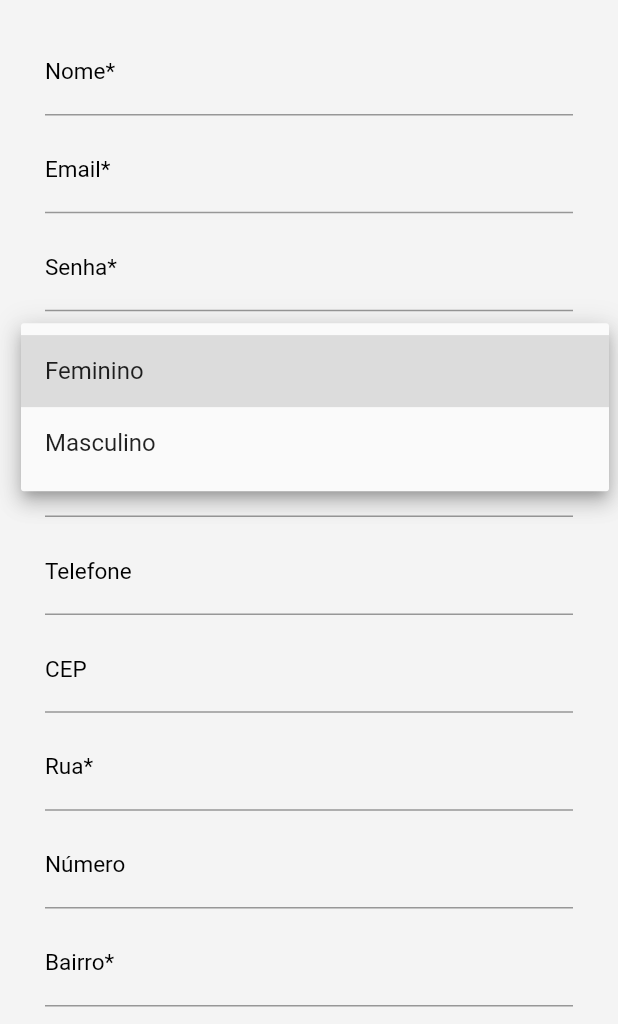
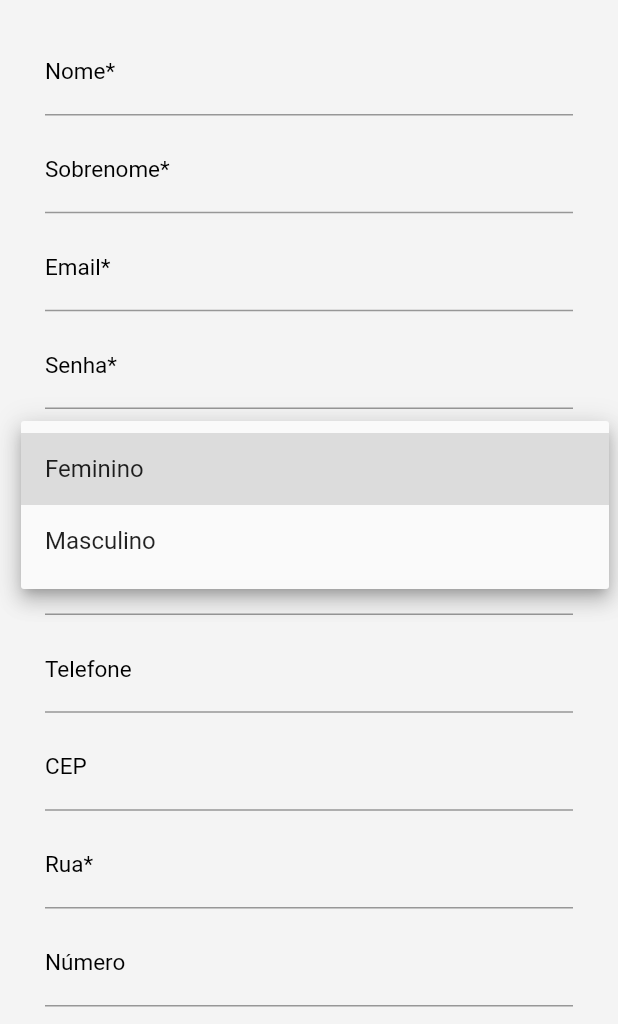
Before and after one commit to marianaalucena/ClubeWinx_frontend, a Flutter app: the RegisterPage screen opened directly, after a tap on "Gênero", on a phone screen of 412 x 824 dp, the part 212-1236 px from its top. Run offline on Flutter 3.47's test engine with Material 2 defaults, Android fonts, the phone set to English and light mode, and no system bars; our stand-ins replace image_picker, sqflite; accounts and stored records are empty.

```diff
--- a/homemate/lib/RegisterPage.dart
+++ b/homemate/lib/RegisterPage.dart
@@ -86,7 +86,7 @@ class _RegisterPageState extends State<RegisterPage> {
   }
 
   String _validatePhoneNumber(String phoneNumber) {
-    Pattern phoneNumberPattern = r'(^(\d{2}|\d{0})[-. ]?(\d{5}|\d{4})[-. ]?(\d{4})$)';
+    Pattern phoneNumberPattern = r'(^(\d{3}|\d{2}|\d{0})(\d{5})(\d{4})$)';
     RegExp regex = new RegExp(phoneNumberPattern);
     String validateMessage;
 
@@ -97,12 +97,12 @@ class _RegisterPageState extends State<RegisterPage> {
     return validateMessage;
   }
 
-  String _validateCep(String cep) {
-    Pattern cepPattern = r'^(\d{5})[-](\d{3})$';
-    RegExp regex = new RegExp(cepPattern);
+  String _validateZipCode(String zipCode) {
+    Pattern zipCodePattern = r'^(\d{5})[-](\d{3})$';
+    RegExp regex = new RegExp(zipCodePattern);
     String validateMessage;
 
-    if(cep.length > 0 && !regex.hasMatch(cep)) {
+    if(zipCode.length > 0 && !regex.hasMatch(zipCode)) {
       validateMessage = "Valor inválido.";
     }
 
@@ -316,6 +316,19 @@ class _RegisterPageState extends State<RegisterPage> {
         Padding(
           padding: const EdgeInsets.only(bottom: 8.0),
           child: TextFormField(
+            validator: _validateName,
+            onSaved: (value) {
+              _userInformation['lastName'] = value;
+            },
+            autofocus: true,
+            keyboardType: TextInputType.text,
+            style: TextStyle(color: Color.fromRGBO(105, 131, 170, 2), fontSize: 15),
+            decoration: InputDecoration(labelText: "Sobrenome*", labelStyle: TextStyle(color: Colors.black),),
+          ),
+        ),
+        Padding(
+          padding: const EdgeInsets.only(bottom: 8.0),
+          child: TextFormField(
             validator: _validateEmail,
             onSaved: (value) {
               _userInformation['email'] = value;
@@ -388,15 +401,18 @@ class _RegisterPageState extends State<RegisterPage> {
             autofocus: true,
             keyboardType: TextInputType.phone,
             style: TextStyle(color: Color.fromRGBO(105, 131, 170, 2), fontSize: 15),
-            decoration: InputDecoration(labelText: "Telefone", labelStyle: TextStyle(color: Colors.black),),
+            decoration: InputDecoration(labelText: "Telefone", labelStyle: TextStyle(color: Colors.black),
+              hintText: 'Apenas números.',
+              hintStyle: TextStyle(fontWeight: FontWeight.w200, fontSize: 13)
+            ),
           ),
         ),
         Padding(
           padding: const EdgeInsets.only(bottom: 8.0),
           child: TextFormField(
-            validator: _validateCep,
+            validator: _validateZipCode,
             onSaved: (value) {
-              _userInformation['cep'] = value;
+              _userInformation['zipCode'] = value;
             },
             autofocus: true,
             keyboardType: TextInputType.numberWithOptions(signed:true),
@@ -438,7 +454,7 @@ class _RegisterPageState extends State<RegisterPage> {
           child: TextFormField(
             validator: _validateAdressField,
             onSaved: (value) {
-              _userInformation['neighborhood'] = value;
+              _userInformation['district'] = value;
             },
             autofocus: true,
             keyboardType: TextInputType.text,
```
